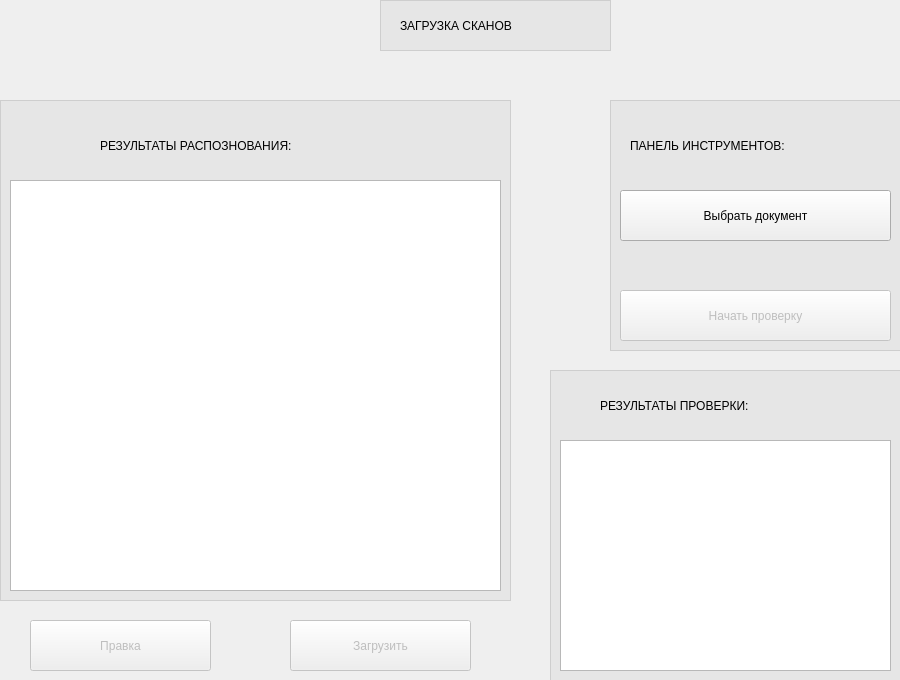
Qt form gui/ui/download.ui (kyrvvwfzhy-code/innovation_proposal_checking) before a commit.
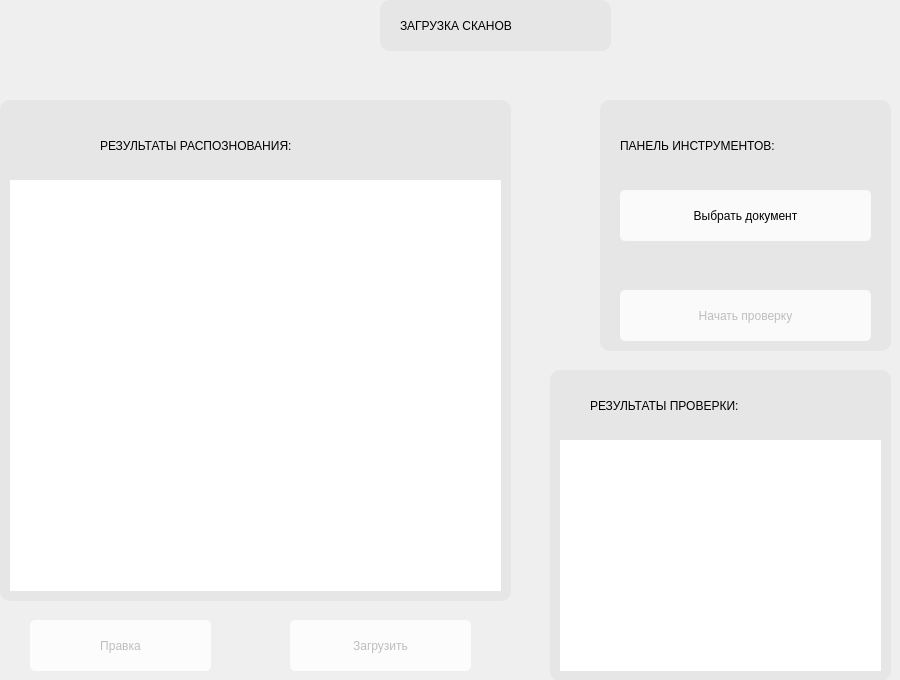
The same form after that commit.

What changed in the file:
```diff
--- a/gui/ui/download.ui
+++ b/gui/ui/download.ui
@@ -19,6 +19,40 @@
   <property name="windowTitle">
    <string/>
   </property>
+  <property name="styleSheet">
+   <string notr="true">QFrame {
+    border-radius: 10px;
+}
+
+QPushButton{
+	background-color: rgba(255, 255, 255, 200);
+    border-radius: 5px;
+}
+
+QPushButton:hover:!checked {
+    background-color: rgb(119, 118, 123);
+}
+
+QPushButton:checked:hover {
+   background-color: rgb(119, 118, 123);
+}
+
+QPushButton:pressed:!checked {
+	background-color: rgb(154, 153, 150);
+}
+
+QPushButton:checked:pressed {
+	background-color: rgb(154, 153, 150);
+}
+
+QPushButton:checked {
+	background-color: rgb(154, 153, 150);
+}
+
+QPushButton:!checked {
+	background-color: rgba(255, 255, 255, 200);
+}</string>
+  </property>
   <widget class="QPushButton" name="pushButton_2">
    <property name="enabled">
     <bool>false</bool>
@@ -27,7 +61,7 @@
     <rect>
      <x>620</x>
      <y>290</y>
-     <width>271</width>
+     <width>251</width>
      <height>51</height>
     </rect>
    </property>
@@ -44,6 +78,9 @@
      <height>411</height>
     </rect>
    </property>
+   <property name="styleSheet">
+    <string notr="true">font: 11pt &quot;Ubuntu&quot;;</string>
+   </property>
   </widget>
   <widget class="QLabel" name="label_4">
    <property name="geometry">
@@ -84,9 +121,9 @@
   <widget class="QLabel" name="label_3">
    <property name="geometry">
     <rect>
-     <x>600</x>
+     <x>590</x>
      <y>380</y>
-     <width>251</width>
+     <width>261</width>
      <height>51</height>
     </rect>
    </property>
@@ -102,7 +139,7 @@
     <rect>
      <x>620</x>
      <y>190</y>
-     <width>271</width>
+     <width>251</width>
      <height>51</height>
     </rect>
    </property>
@@ -167,9 +204,9 @@
   <widget class="QLabel" name="label">
    <property name="geometry">
     <rect>
-     <x>630</x>
+     <x>620</x>
      <y>120</y>
-     <width>261</width>
+     <width>251</width>
      <height>51</height>
     </rect>
    </property>
@@ -183,7 +220,7 @@
   <widget class="QFrame" name="frame_2">
    <property name="geometry">
     <rect>
-     <x>610</x>
+     <x>600</x>
      <y>100</y>
      <width>291</width>
      <height>251</height>
@@ -204,17 +241,20 @@
     <rect>
      <x>560</x>
      <y>440</y>
-     <width>331</width>
+     <width>321</width>
      <height>231</height>
     </rect>
    </property>
+   <property name="styleSheet">
+    <string notr="true">font: 12pt &quot;Ubuntu&quot;;</string>
+   </property>
   </widget>
   <widget class="QFrame" name="frame_4">
    <property name="geometry">
     <rect>
      <x>550</x>
      <y>370</y>
-     <width>351</width>
+     <width>341</width>
      <height>311</height>
     </rect>
    </property>
```
